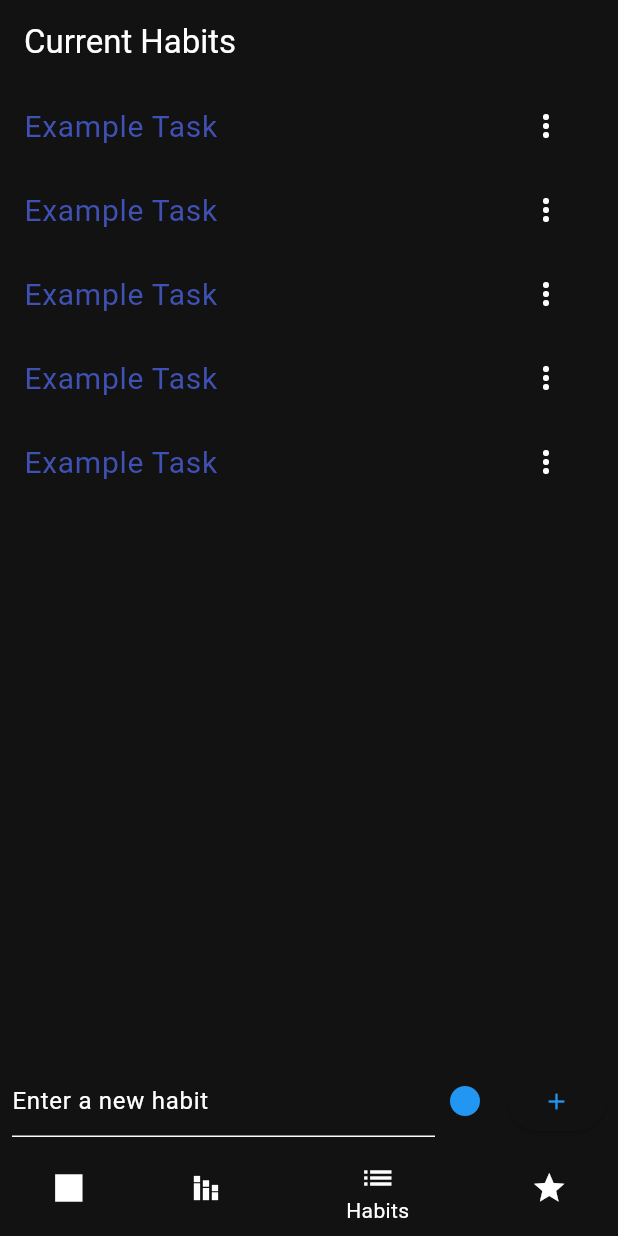
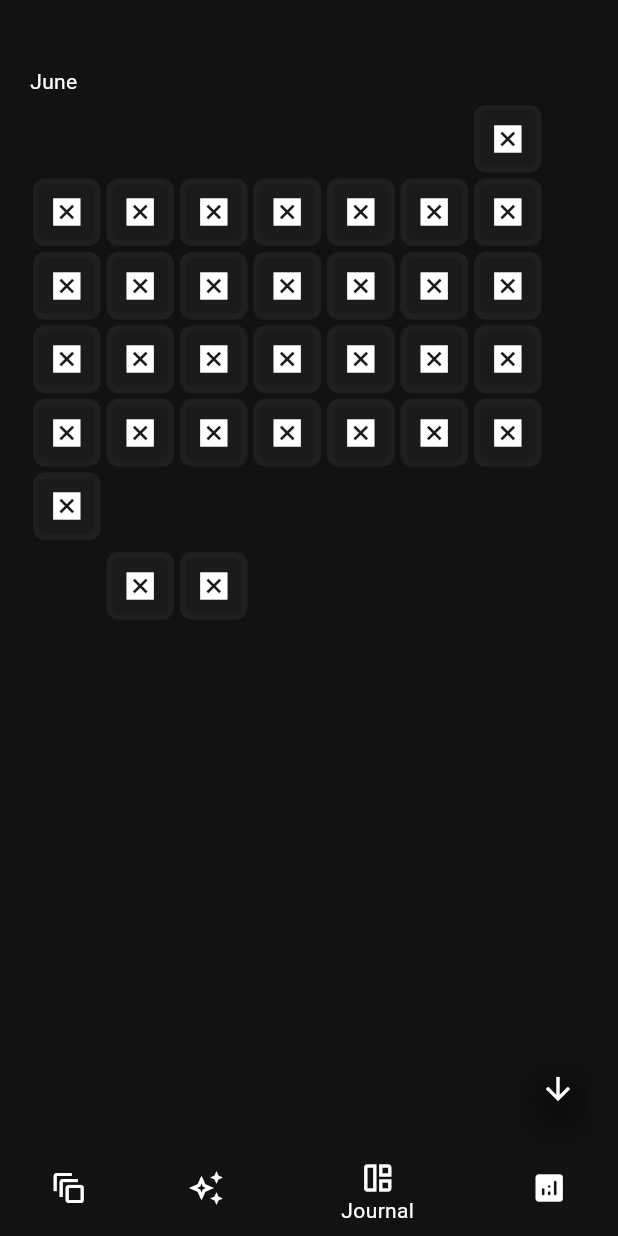
Before and after one commit to cueltschey/squared_away, a Flutter app: the screen it shows after launch, item 3 of the bottom bar chosen, on a phone screen of 412 x 824 dp. Run offline on Flutter 3.47's test engine with Material 3 defaults, Android fonts, the phone set to English and light mode, and no system bars; our stand-ins replace file_picker, fl_chart, flutter_colorpicker, flutter_markdown, pie_chart.

Commit message:
added journal feature

```diff
--- /dev/null
+++ b/lib/journal.dart
@@ -0,0 +1,404 @@
+import 'dart:async';
+import 'dart:io';
+
+import 'package:flutter/material.dart';
+import 'package:flutter_markdown/flutter_markdown.dart';
+import 'package:file_picker/file_picker.dart';
+import 'package:intl/intl.dart';
+import 'package:path_provider/path_provider.dart';
+
+class Journal extends StatelessWidget {
+  final List<Map<String, dynamic>> squareData;
+  final List<Map<String, dynamic>> taskList;
+  final ScrollController controller;
+  final Function(int, int, int) setTaskCallback;
+
+  Journal({
+    super.key,
+    required this.squareData,
+    required this.taskList,
+    required this.setTaskCallback,
+    ScrollController? controller,
+  }) : this.controller = controller ?? ScrollController();
+
+  void _scrollToBottom() {
+    WidgetsBinding.instance!.addPostFrameCallback((_) {
+      if (controller.position.pixels < controller.position.maxScrollExtent) {
+        controller.animateTo(
+          controller.position.maxScrollExtent + 1000,
+          duration: Duration(seconds: 2),
+          curve: Curves.fastOutSlowIn,
+        );
+      }
+    });
+  }
+
+  List<int> getPercentage(List<List<int>> taskData) {
+    int completed = 0;
+    for (int i = 0; i < taskData.length; i++) {
+      completed += taskData[i][0];
+    }
+    return [completed, taskData.length];
+  }
+
+  @override
+  Widget build(BuildContext context) {
+    int index = 0;
+    int weekIndex = 1;
+    Map<String, int> weekdayToPadding = {
+      "Sunday": 0,
+      "Monday": 1,
+      "Tuesday": 2,
+      "Wednesday": 3,
+      "Thursday": 4,
+      "Friday": 5,
+      "Saturday": 6,
+    };
+    List<Widget> months = [];
+    List<Widget> currentRow = [];
+    List<Widget> monthRows = [];
+    while (index < squareData.length) {
+      if (squareData[index]["isMonth"]) {
+        if (index != 0) {
+          months.add(const Divider(
+            thickness: 15.0,
+            color: Colors.transparent,
+          ));
+          months.add(Text(squareData[index - 1]['month']));
+        }
+
+        monthRows.add(Row(
+          children: currentRow,
+        ));
+        currentRow = [];
+
+        months.add(Column(
+          children: monthRows,
+        ));
+        monthRows = [];
+
+        String weekDay = DateFormat('EEEE').format(squareData[index]['date']);
+        weekIndex = weekdayToPadding[weekDay] ?? 0;
+
+        for (int i = 0; i < weekIndex; i++) {
+          currentRow.add(
+            Padding(
+              padding: EdgeInsets.all(2.0),
+              child: Container(
+                width: 45,
+                height: 45,
+                decoration: BoxDecoration(
+                  border: Border.all(width: 4, color: Colors.transparent),
+                ),
+              ),
+            ),
+          );
+        }
+      }
+
+      if (weekIndex == 7) {
+        monthRows.add(
+          Row(
+            children: currentRow,
+          ),
+        );
+        currentRow = [];
+        weekIndex = 0;
+      }
+
+      currentRow.add(
+        JournalItem(
+          data: squareData[index],
+          taskList: taskList,
+          percentage: getPercentage(squareData[index]['tasks']),
+          squareIndex: index,
+          setTaskCallback: setTaskCallback,
+          isHighlighted: index == squareData.length - 1,
+        ),
+      );
+
+      index++;
+      weekIndex++;
+    }
+
+    monthRows.add(
+      Row(
+        children: currentRow,
+      ),
+    );
+
+    months.add(
+      Column(
+        children: monthRows,
+      ),
+    );
+
+    months.add(const Divider(thickness: 30.0, color: Colors.transparent));
+
+    WidgetsBinding.instance!.addPostFrameCallback((_) {
+      _scrollToBottom();
+    });
+
+    return Scaffold(
+      floatingActionButton: FloatingActionButton.small(
+        onPressed: _scrollToBottom,
+        child: Icon(Icons.arrow_downward, color: Colors.white),
+        backgroundColor: Colors.transparent,
+      ),
+      body: Padding(
+        padding: const EdgeInsets.all(20.0),
+        child: SingleChildScrollView(
+          controller: controller,
+          child: Wrap(
+            direction: Axis.horizontal,
+            spacing: 8.0,
+            runSpacing: 4.0,
+            children: months,
+          ),
+        ),
+      ),
+    );
+  }
+}
+
+class JournalItem extends StatefulWidget {
+  JournalItem({
+    super.key,
+    required this.data,
+    required this.taskList,
+    required this.percentage,
+    required this.squareIndex,
+    required this.setTaskCallback,
+    required this.isHighlighted,
+  });
+
+  final bool isHighlighted;
+  final int squareIndex;
+  final Function(int, int, int) setTaskCallback;
+  final Map<String, dynamic> data;
+  final List<Map<String, dynamic>> taskList;
+  final List<int> percentage;
+
+  @override
+  State<JournalItem> createState() => _JournalItemState();
+}
+
+class _JournalItemState extends State<JournalItem> {
+  void _openPopup() {
+    Navigator.push(
+      context,
+      MaterialPageRoute(
+        builder: (context) => EditJournal(
+          pathString: filePath,
+          setFileExistsCallback: setFileExistsCallback,
+        ),
+      ),
+    );
+  }
+
+  Future<String> get _localPath async {
+    final directory = await getApplicationDocumentsDirectory();
+    directory.create(recursive: true);
+    return directory.path;
+  }
+
+  double calculateColorComponent(double base, double percentage) {
+    return 34 + (percentage * 0.8) * base;
+  }
+
+  int toInt(double value) {
+    return value.toInt();
+  }
+
+  String filePath = "";
+  bool fileExists = false;
+
+  void setFileExistsCallback(bool exists){
+    setState(() {
+      fileExists = exists;
+    });
+  }
+
+  void _setFilePath() async {
+    final basePath = await _localPath;
+    setState(() {
+      filePath = basePath + "/" + widget.data['date'].year.toString() + "-" + widget.data['date'].month.toString() + "-" + widget.data['date'].day.toString() + ".md";
+    });
+    File openedFile = File(filePath);
+    if(await openedFile.exists()){
+      setState(() {
+        fileExists = true;
+      });
+    }
+  }
+  @override
+  void initState() {
+    super.initState();
+    _setFilePath();
+  }
+
+  @override
+  Widget build(BuildContext context) {
+    Color textColor = Colors.white;
+    Color squareColor = Color.fromARGB(
+      200, // Opacity set to maximum (255)
+      toInt(calculateColorComponent(100, (widget.percentage[1] - widget.percentage[0]) / widget.percentage[1])),
+      toInt(calculateColorComponent(120, widget.percentage[0] / widget.percentage[1])),
+      toInt(calculateColorComponent(100, widget.percentage[0] / widget.percentage[1])),
+    );
+
+    if (widget.percentage[0] == 0) {
+      squareColor = Color.fromARGB(150, 34, 34, 34);
+    }
+    if (widget.percentage[0] == widget.percentage[1]) {
+      squareColor = Color.fromARGB(255, 26, 120, 63);
+    }
+    if (widget.isHighlighted) {
+      textColor = Colors.yellow;
+    }
+
+    return GestureDetector(
+      onTap: _openPopup,
+      child: Padding(
+        padding: EdgeInsets.all(2.0),
+        child: Container(
+          decoration: BoxDecoration(
+            color: const Color.fromARGB(150, 34, 34, 34),
+            borderRadius: BorderRadius.circular(8.0),
+            border: Border.all(
+              color: squareColor,
+              width: 4.0,
+            ),
+          ),
+          width: 45.0,
+          height: 45.0,
+          child: Center(
+            child: fileExists ? Icon(Icons.book) : Icon(Icons.disabled_by_default)
+          ),
+        ),
+      ),
+    );
+  }
+}
+
+ScrollController _scroll_controller = ScrollController();
+
+class EditJournal extends StatefulWidget {
+  final String pathString;
+  final Function(bool) setFileExistsCallback;
+
+  EditJournal({super.key, required this.pathString, required this.setFileExistsCallback});
+
+  @override
+  _EditJournalState createState() => _EditJournalState();
+}
+
+class _EditJournalState extends State<EditJournal> {
+  TextEditingController _controller = TextEditingController();
+  String _markdownText = '';
+  Future<String> get _localPath async {
+    final directory = await getApplicationDocumentsDirectory();
+    directory.create(recursive: true);
+    return directory.path;
+  }
+
+  @override
+  void initState() {
+    super.initState();
+    _openMarkdownFile();
+  }
+
+  @override
+  Widget build(BuildContext context) {
+    return Scaffold(
+      appBar: AppBar(
+        title: Text('Journal Editor'),
+      ),
+      body: Column(
+        children: [
+          Expanded(
+            child: SingleChildScrollView(
+              child: TextField(
+                controller: _controller,
+                maxLines: null,
+                onChanged: (text) {
+                  setState(() {
+                    _markdownText = text;
+                    if (_scroll_controller.position.pixels < _scroll_controller.position.maxScrollExtent) {
+                      _scroll_controller.animateTo(
+                        _scroll_controller.position.maxScrollExtent + 1000,
+                        duration: Duration(seconds: 2),
+                        curve: Curves.fastOutSlowIn,
+                      );
+                    }
+                    widget.setFileExistsCallback(true);
+                  });
+                },
+                decoration: InputDecoration(
+                  border: OutlineInputBorder(),
+                  hintText: 'Enter Markdown text here...',
+                ),
+              ),
+            ),
+          ),
+          Divider(),
+          Expanded(
+            child: SingleChildScrollView(
+              controller: _scroll_controller,
+              child: Padding(
+                padding: const EdgeInsets.all(8.0),
+                child: MarkdownBody(
+                  data: _markdownText,
+                  softLineBreak: true,
+                  styleSheet: MarkdownStyleSheet(
+                    p: TextStyle(fontSize: 18.0), // Paragraph text style
+                    h1: TextStyle(fontSize: 32.0), // Heading 1 style
+                    h2: TextStyle(fontSize: 28.0), // Heading 2 style
+                    h3: TextStyle(fontSize: 24.0), // Heading 3 style
+                    h4: TextStyle(fontSize: 22.0), // Heading 4 style
+                    h5: TextStyle(fontSize: 20.0), // Heading 5 style
+                    h6: TextStyle(fontSize: 18.0), // Heading 6 style
+                  ),
+                  selectable: true, // Optional: Make text selectable
+                ),
+              ),
+            ),
+          ),
+        ],
+      ),
+    );
+  }
+
+  Future<void> _openMarkdownFile() async {
+    final basePath = await _localPath;
+    File file = File('$basePath/${widget.pathString}');
+    if (await file.exists()) {
+      print("File exists continue...");
+    } else {
+      print("creating file: " + '$basePath/${widget.pathString}');
+      file.create(recursive: true);
+    }
+    String text = await file.readAsString();
+    _controller.text = text;
+    setState(() {
+      _markdownText = text;
+    });
+  }
+
+  Future<void> _saveMarkdownFile() async {
+    final basePath = await _localPath;
+    File file = File('$basePath/${widget.pathString}');
+    await file.writeAsString(_markdownText);
+    ScaffoldMessenger.of(context).showSnackBar(
+      SnackBar(
+        content: Text('File saved successfully', style: TextStyle(color: Colors.white),),
+        backgroundColor: Color.fromARGB(200, 34, 34, 34)
+      ),
+    );
+  }
+  @override
+  void dispose() {
+    _saveMarkdownFile();
+    super.dispose();
+  }
+}
--- a/lib/main.dart
+++ b/lib/main.dart
@@ -1,5 +1,6 @@
 import 'package:flutter/material.dart';
 import 'package:intl/intl.dart';
+import 'package:squared_away/journal.dart';
 import 'package:squared_away/statistics.dart';
 import 'squares.dart';
 import 'list.dart';
@@ -215,10 +216,21 @@ class _HomePageState extends State<HomePage> {
 
   removeTaskCallback(int index){
     setState(() {
-      tasks[index]['hidden'] = true;
-      for(int i = 0; i < squareData.last['tasks'].length; i++){
-        if(squareData.last['tasks'][i][1] == index){
-          squareData.last['tasks'].removeAt(i);
+      int numVisible = 0;
+      for(int i = 0; i < tasks.length; i++){
+        if(!tasks[i]['hidden']){
+          numVisible += 1;
+          if(numVisible > 1){
+           break;
+          }
+        }
+      }
+      if(numVisible > 1){
+        tasks[index]['hidden'] = true;
+        for(int i = 0; i < squareData.last['tasks'].length; i++){
+          if(squareData.last['tasks'][i][1] == index){
+            squareData.last['tasks'].removeAt(i);
+          }
         }
       }
     });
@@ -234,20 +246,13 @@ class _HomePageState extends State<HomePage> {
         currentWidget = Squares(squareData: squareData, taskList: tasks, setTaskCallback: setTaskCallback); // Replace with your widget for index 0
         break;
       case 1:
-        //currentWidget = Text("text");
-        currentWidget = Statistics(taskList: tasks, squareData: squareData);
+        currentWidget = TaskList(taskList: tasks, addNewTask: addTaskCallback, deleteTaskCallback: removeTaskCallback,);
         break;
       case 2:
-        currentWidget = TaskList(taskList: tasks, addNewTask: addTaskCallback, deleteTaskCallback: removeTaskCallback,);
+        currentWidget = Journal(squareData: squareData, taskList: tasks, setTaskCallback: setTaskCallback);
         break;
       case 3:
-        currentWidget = GestureDetector(
-          onTap: () =>
-          {
-            writeTaskList(tasks, squareData)
-          },
-          child: Text("Debug:    " + tasks.last.toString())
-        );
+        currentWidget = Statistics(taskList: tasks, squareData: squareData);
         break;
       default:
         currentWidget = const SizedBox.shrink(); // Handle any unexpected index
@@ -268,20 +273,20 @@ class _HomePageState extends State<HomePage> {
         ),
         items: const [
           BottomNavigationBarItem(
-              icon:  Icon(Icons.square, color: Colors.white),
+              icon:  Icon(Icons.auto_awesome_motion_outlined, color: Colors.white),
               label: "Squares"
           ),
           BottomNavigationBarItem(
-              icon:  Icon(Icons.stacked_bar_chart, color: Colors.white),
-              label: "Statistics"
-          ),
-          BottomNavigationBarItem(
-              icon:  Icon(Icons.list, color: Colors.white),
+              icon:  Icon(Icons.auto_awesome_outlined, color: Colors.white),
               label: "Habits"
           ),
           BottomNavigationBarItem(
-              icon:  Icon(Icons.star, color: Colors.white),
-              label: "Categories"
+              icon:  Icon(Icons.auto_awesome_mosaic_outlined, color: Colors.white),
+              label: "Journal"
+          ),
+          BottomNavigationBarItem(
+              icon:  Icon(Icons.analytics_rounded, color: Colors.white),
+              label: "Statistics"
           ),
         ],
       ),
--- a/pubspec.yaml
+++ b/pubspec.yaml
@@ -35,7 +35,8 @@ dependencies:
   pie_chart: ^5.1.1
   path_provider: ^2.0.11
   fl_chart: ^0.68.0
-
+  flutter_markdown: ^0.6.2  # Markdown rendering
+  file_picker: ^4.1.4       # File picking
 
   # The following adds the Cupertino Icons font to your application.
   # Use with the CupertinoIcons class for iOS style icons.
```
Also changed, not shown: lib/statistics.dart (+10 -1 lines), pubspec.lock.
